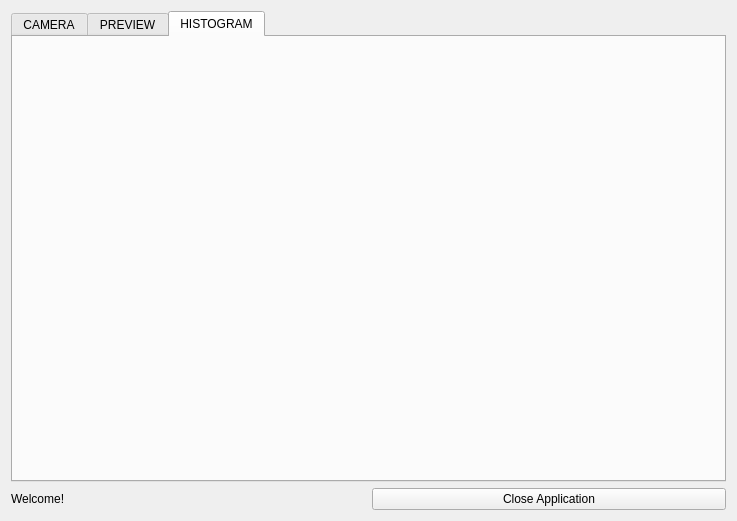
This is qtExamples/QtFaceRecognition/widget.ui in DarkSector/qt-project as Qt 5 draws it before an edit. The edited form follows.
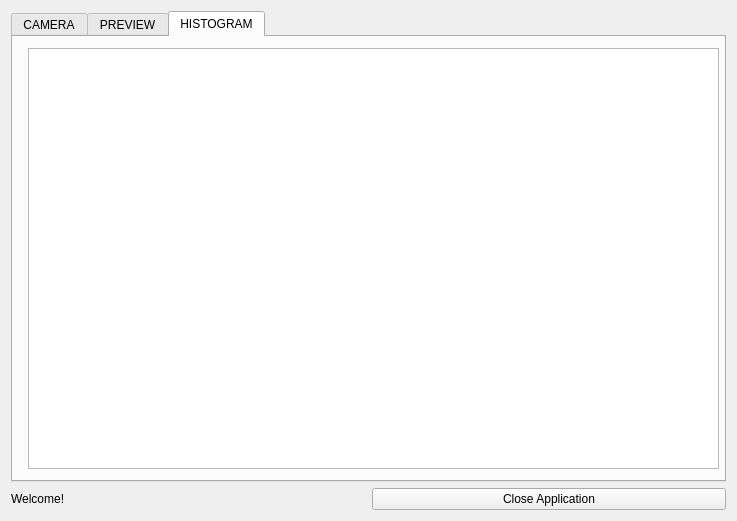
This is the edited form. The open tabs and pages were chosen to show the change.

Commit message: HIstogram graphicsview

Patch:
```diff
--- a/qtExamples/QtFaceRecognition/widget.ui
+++ b/qtExamples/QtFaceRecognition/widget.ui
@@ -156,6 +156,16 @@
       <attribute name="title">
        <string>HISTOGRAM</string>
       </attribute>
+      <widget class="QGraphicsView" name="histogramGraphicsView">
+       <property name="geometry">
+        <rect>
+         <x>15</x>
+         <y>11</y>
+         <width>691</width>
+         <height>421</height>
+        </rect>
+       </property>
+      </widget>
      </widget>
     </widget>
    </item>
```
